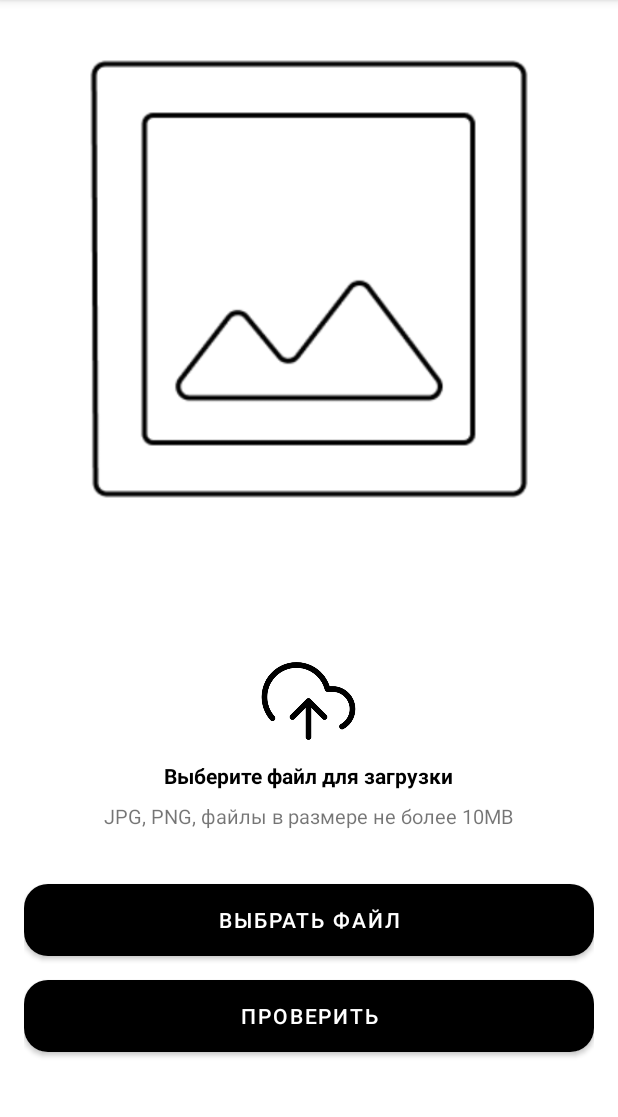
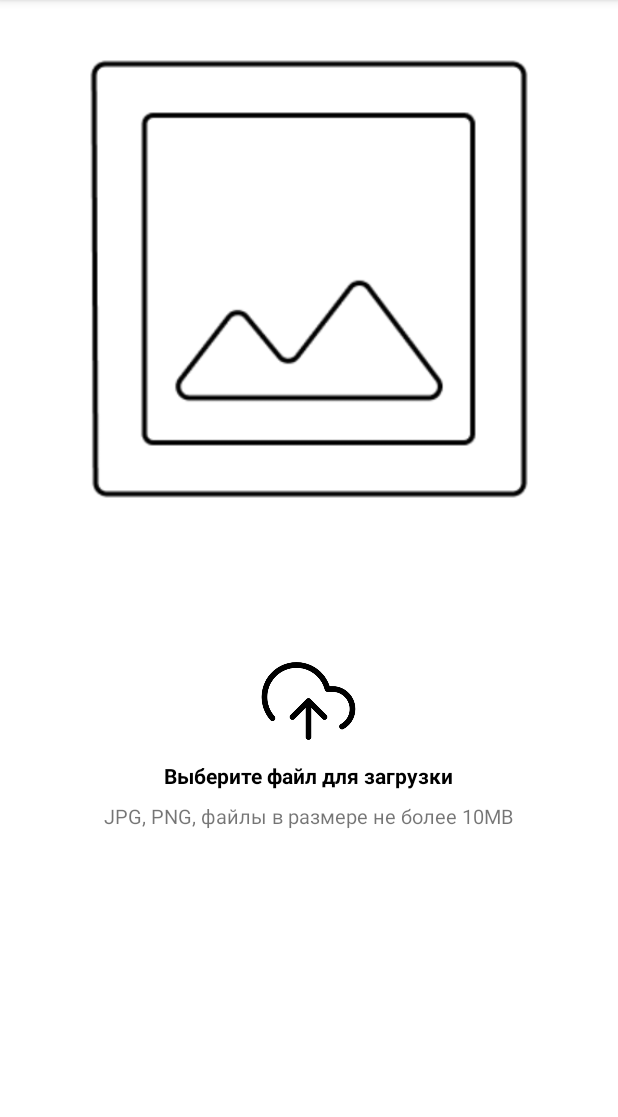
Before and after one commit to Sarevus/aichecker, an Android app: the screen it shows after launch (MainActivity), on a phone screen of 412 x 824 dp, the part 84-1201 px from its top. Run offline under Robolectric (Android 15) with nearby library versions, the phone set to English and light mode, and no system bars; libraries missing offline, so code that uses them is left out: com.chaquo.python.

Commit message:
thirty worked start

```diff
--- a/app/src/main/res/drawable/rounded_button.xml
+++ b/app/src/main/res/drawable/rounded_button.xml
@@ -1,6 +1,6 @@
 <?xml version="1.0" encoding="utf-8"?>
 <shape xmlns:android="http://schemas.android.com/apk/res/android"
     android:shape="rectangle">
-    <solid android:color="#FF6200EE"/> <!-- Цвет фона кнопки -->
+    <solid android:color="#006200EE"/> <!-- Цвет фона кнопки -->
     <corners android:radius="16dp"/> <!-- Радиус скругления углов -->
 </shape>
--- a/app/src/main/res/layout/activity_main.xml
+++ b/app/src/main/res/layout/activity_main.xml
@@ -20,10 +20,12 @@
         android:id="@+id/imageView"
         android:layout_width="match_parent"
         android:layout_height="300dp"
+        android:layout_marginTop="20dp"
+        android:contentDescription="@string/preview_image"
         android:scaleType="centerCrop"
-        android:src="@drawable/ic_image_placeholder"
-        android:layout_marginTop="20dp"
-        android:contentDescription="@string/preview_image"/>
+        android:background="@drawable/rounded_button"
+        android:src="@drawable/ic_image_placeholder" />
+
     <TextView
         android:id="@+id/resultTextView"
         android:layout_width="match_parent"
```
Also changed, not shown: app/src/main/java/com/aichecker/MainActivity.java (+20 -4 lines), 1 other file.
